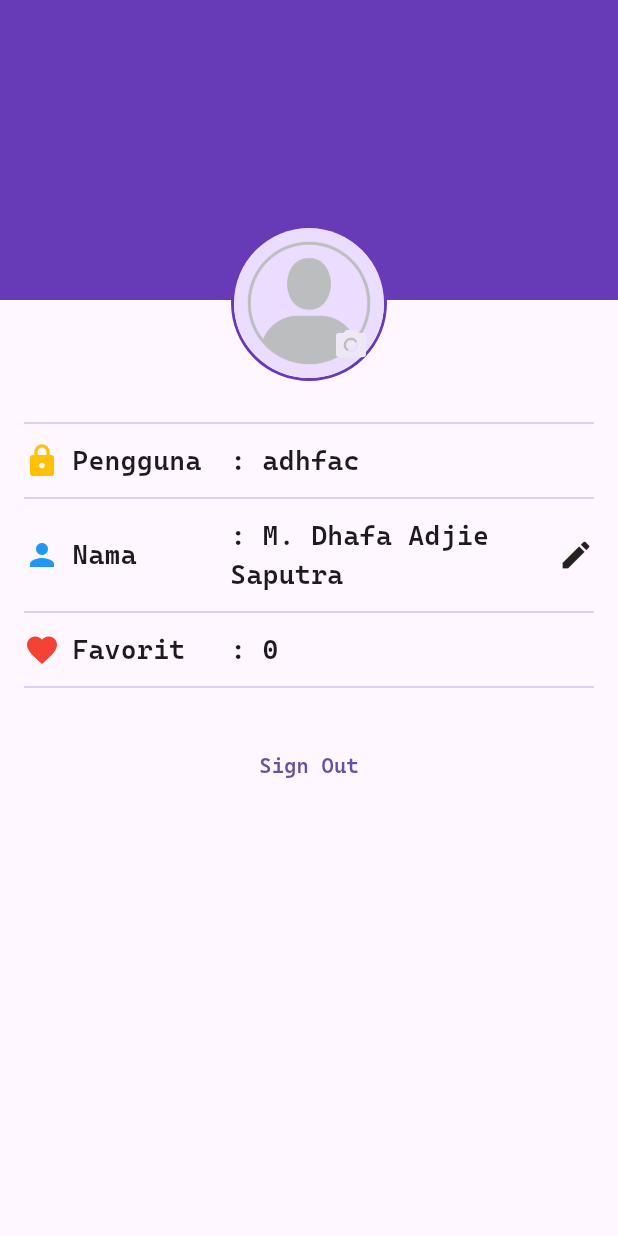
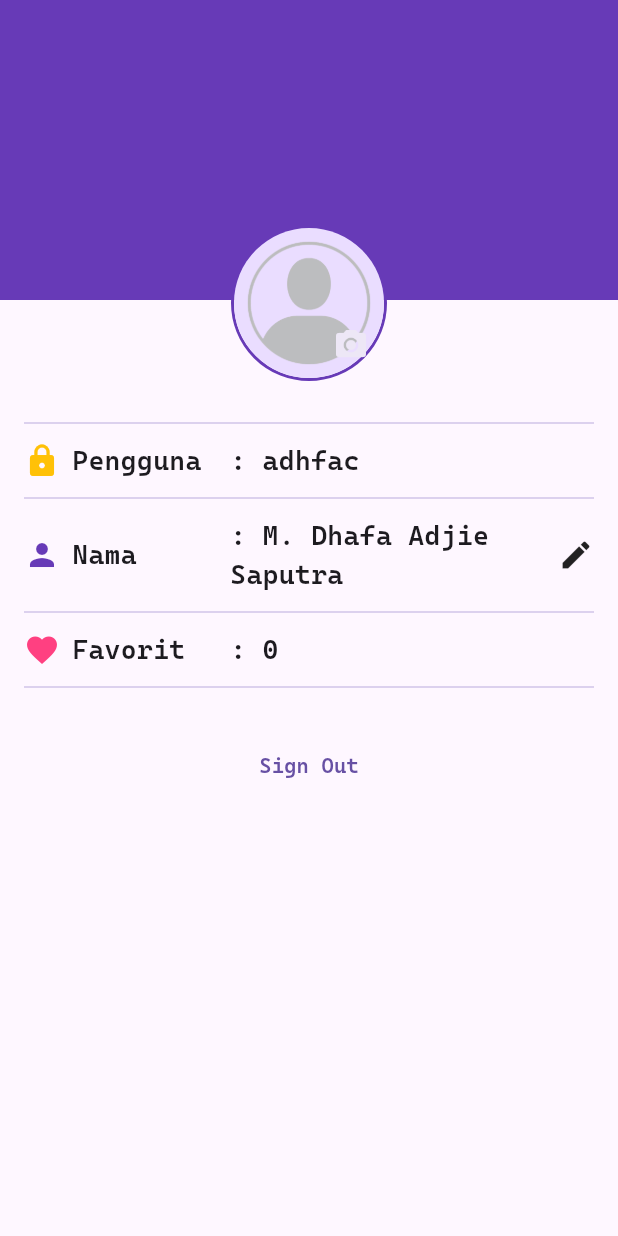
Before and after one commit to Mobile-Programming-MDP/latihan-flutter-adhfac, a Flutter app: the screen it shows after launch, on a phone screen of 412 x 824 dp. Run offline on Flutter 3.47's test engine with Material 3 defaults, Android fonts, the phone set to English and light mode, and no system bars; our stand-ins replace cached_network_image, connectivity_plus.

```diff
--- a/wisata_candi/lib/profilescreen.dart
+++ b/wisata_candi/lib/profilescreen.dart
@@ -1,4 +1,5 @@
 import 'package:flutter/material.dart';
+import 'package:wisata_candi/widgets/profile_info_item.dart';
 
 class Profilescreen extends StatefulWidget {
   const Profilescreen({super.key});
@@ -14,7 +15,7 @@ class _ProfilescreenState extends State<Profilescreen> {
   String userName = 'adhfac';
   int favouriteCandiCount= 0;
 
-  // TODO 5 : Implementasu fungsi SignIn
+  // TODO 5 : Implementasi fungsi SignIn
   void signIn (){
     setState(() {
       isSignedIn = !isSignedIn;
@@ -54,7 +55,7 @@ class _ProfilescreenState extends State<Profilescreen> {
                             border: Border.all(color: Colors.deepPurple, width: 2),
                             shape: BoxShape.circle,
                           ),
-                          child: CircleAvatar(
+                          child: const CircleAvatar(
                             radius: 50,
                             backgroundImage: AssetImage('images/placeholder_image.png'),
                           ),
@@ -70,119 +71,45 @@ class _ProfilescreenState extends State<Profilescreen> {
                 ),
 
               // TODO 3: Buat bagian Profile Info
-                const SizedBox(
-                  height: 20,
-                ),
+                // Row ke 1
+                const SizedBox(height: 20,),
+                Divider(color: Colors.deepPurple[100],),
+                const SizedBox(height: 4,),
+                ProfileInfoItem(icon: Icons.lock, label: 'Pengguna', value: userName, iconColor: Colors.amber),
 
-                Divider(color: Colors.deepPurple[100],),
-
+                // Row ke 2
                 const SizedBox(
                   height: 4,
                 ),
-
-                Row(
-                  children: [
-                    SizedBox(width: MediaQuery.of(context).size.width/3,
-                      child: Row(
-                        children: [
-                          Icon(Icons.lock, color: Colors.amber,),
-                          SizedBox(width: 8,),
-                          Text(
-                            'Pengguna', style: TextStyle(
-                              fontSize: 18,
-                              fontWeight: FontWeight.bold,
-                              fontFamily: 'Cascadia'
-                            ),
-                          ),
-                        ],
-                      ),
-                    ),
-
-                    Expanded(
-                      child: Text(': $userName', style: TextStyle(
-                        fontSize: 18,
-                        fontFamily: 'Cascadia'
-                      ),),
-                    ),
-                  ],
-                ),
-
-                // Row ke 2
-
+                Divider(color: Colors.deepPurple[100],),
                 const SizedBox(
                   height: 4,
                 ),
+                ProfileInfoItem(
+                  icon: Icons.person,
+                  label: 'Nama',
+                  value: fullName,
+                  iconColor: Colors.deepPurple,
+                  showEditIcon: isSignedIn,
+                  onEditPressed: () {
+                      debugPrint('Icon Edit Saat Ditekan...');
+                  },
 
-                Divider(color: Colors.deepPurple[100],),
+                ),
 
+                // Row ke 3
                 const SizedBox(
                   height: 4,
                 ),
-
-                Row(
-                  children: [
-                    SizedBox(width: MediaQuery.of(context).size.width/3,
-                      child: Row(
-                        children: [
-                          Icon(Icons.person, color: Colors.blue,),
-                          SizedBox(width: 8,),
-                          Text(
-                            'Nama', style: TextStyle(
-                              fontSize: 18,
-                              fontWeight: FontWeight.bold,
-                              fontFamily: 'Cascadia'
-                            ),
-                          ),
-                        ],
-                      ),
-                    ),
-
-                    Expanded(
-                      child: Text(': $fullName', style: TextStyle(
-                        fontSize: 18,
-                        fontFamily: 'Cascadia'
-                      ),),
-                    ),
-
-                    if(isSignedIn) Icon(Icons.edit),
-                  ],
-                ),
-
+                Divider(color: Colors.deepPurple[100],),
                 const SizedBox(
                   height: 4,
                 ),
-
-                Divider(color: Colors.deepPurple[100],),
-
-                const SizedBox(
-                  height: 4,
-                ),
-
-                Row(
-                  children: [
-                    SizedBox(width: MediaQuery.of(context).size.width/3,
-                      child: Row(
-                        children: [
-                          Icon(Icons.favorite, color: Colors.red,),
-                          SizedBox(width: 8,),
-                          Text(
-                            'Favorit', style: TextStyle(
-                              fontSize: 18,
-                              fontWeight: FontWeight.bold,
-                              fontFamily: 'Cascadia'
-                            ),
-                          ),
-                        ],
-                      ),
-                    ),
-
-                    Expanded(
-                      child: Text(': $favouriteCandiCount', style: TextStyle(
-                        fontSize: 18,
-                        fontFamily: 'Cascadia'
-                      ),),
-                    ),
-                  ],
+                ProfileInfoItem(
+                    icon: Icons.favorite,
+                    label: 'Favorit',
+                    value: favouriteCandiCount > 0 ? '$favouriteCandiCount' : '0',
+                    iconColor: Colors.pinkAccent
                 ),
 
                 // TODO 4: Buat bagian profile action
@@ -196,9 +123,9 @@ class _ProfilescreenState extends State<Profilescreen> {
                   height: 20,
                 ),
 
-                isSignedIn ? TextButton(onPressed: signOut, child: Text('Sign Out', style: TextStyle(
+                isSignedIn ? TextButton(onPressed: signOut, child: const Text('Sign Out', style: TextStyle(
                         fontFamily: 'Cascadia'
-                      ))) : TextButton(onPressed: signIn, child: Text('Sign In', style: TextStyle(
+                      ))) : TextButton(onPressed: signIn, child: const Text('Sign In', style: TextStyle(
                         fontFamily: 'Cascadia'
                       ))),
               ],
--- a/wisata_candi/lib/widgets/profile_info_item.dart
+++ b/wisata_candi/lib/widgets/profile_info_item.dart
@@ -27,10 +27,10 @@ class ProfileInfoItem extends StatelessWidget {
           child: Row(
             children: [
               Icon(icon, color: iconColor,),
-              SizedBox(width: 8,),
+              const SizedBox(width: 8,),
               Text(
                 label,
-                style: TextStyle(
+                style: const TextStyle(
                   fontSize: 18,
                   fontWeight: FontWeight.bold,
                   fontFamily: 'Cascadia'
@@ -39,10 +39,11 @@ class ProfileInfoItem extends StatelessWidget {
             ],
           ),
         ),
+
         Expanded(
-          child: Text(': $value', style: TextStyle(fontSize: 18, fontWeight: FontWeight.bold),),
+          child: Text(': $value', style: const TextStyle(fontSize: 18, fontWeight: FontWeight.bold, fontFamily: 'Cascadia'),),
         ),
-        if(showEditIcon) InkWell(onTap: onEditPressed, child: Icon(Icons.edit),)
+        if(showEditIcon) InkWell(onTap: onEditPressed, child: const Icon(Icons.edit),)
       ],
     );
   }
```
